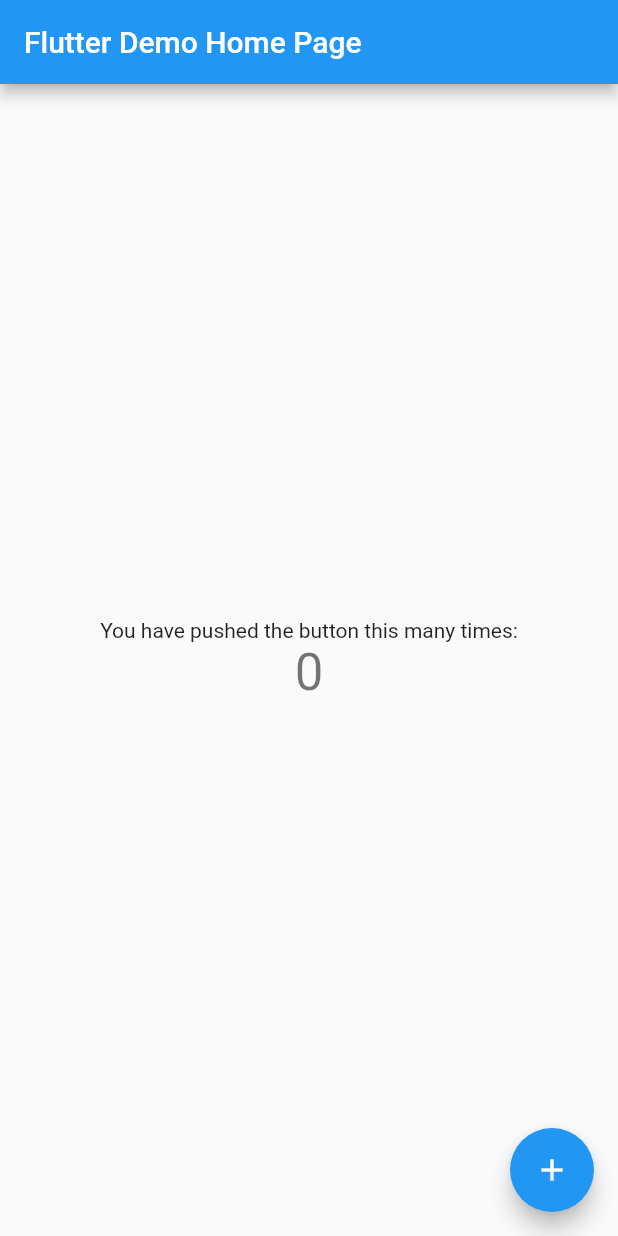
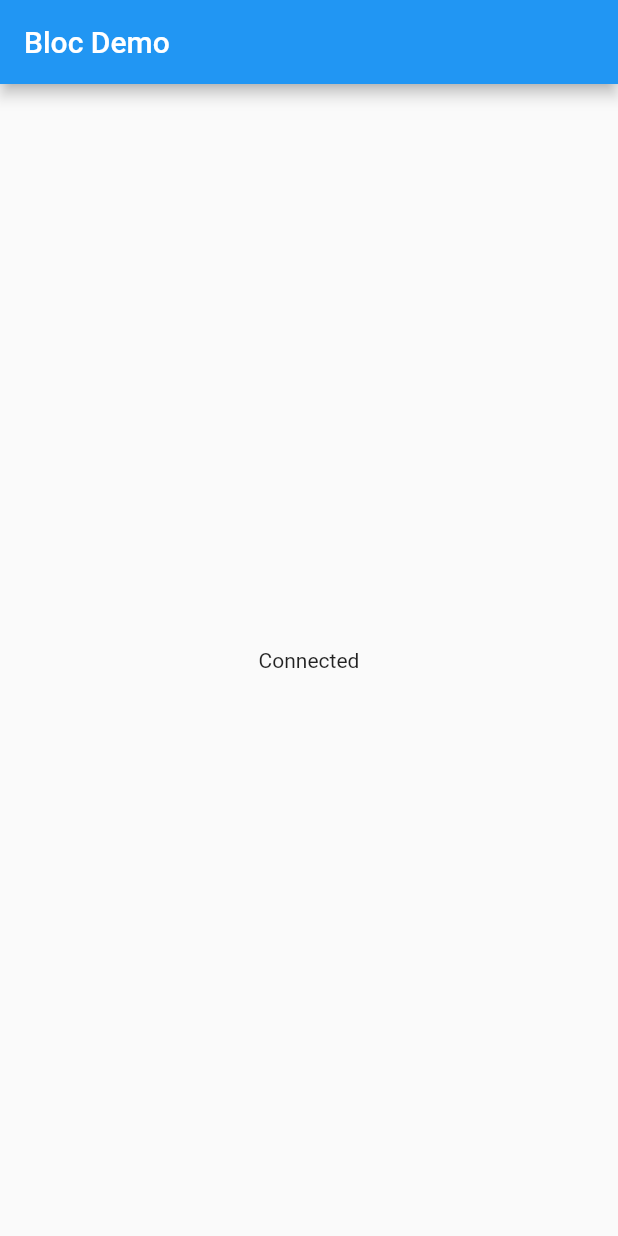
Before and after one commit to Krupal01/bloc_demo, a Flutter app: the screen it shows after launch, on a phone screen of 412 x 824 dp. Run offline on Flutter 3.47's test engine with Material 2 defaults, Android fonts, the phone set to English and light mode, and no system bars; our stand-ins replace connectivity_plus, flutter_bloc.

Commit message:
Simple bloc

```diff
--- /dev/null
+++ b/lib/blocs/internet_bloc/internet_bloc.dart
@@ -0,0 +1,36 @@
+import 'dart:async';
+
+import 'package:bloc_demo/blocs/internet_bloc/internet_event.dart';
+import 'package:bloc_demo/blocs/internet_bloc/internet_state.dart';
+import 'package:connectivity_plus/connectivity_plus.dart';
+import 'package:flutter_bloc/flutter_bloc.dart';
+
+class InternetBloc extends Bloc<InternetEvent, InternetState> {
+  final Connectivity _connectivity = Connectivity();
+  StreamSubscription? connectivitySubscription;
+
+  InternetBloc() : super(InternetInitialState()) {
+    on<InternetLoss>(
+      (event, emit) => emit(InternetLostState()),
+    );
+
+    on<InternetGained>(
+      (event, emit) => emit(InternetGainedState()),
+    );
+
+    connectivitySubscription = _connectivity.onConnectivityChanged.listen((result) {
+      if (result == ConnectivityResult.mobile ||
+          result == ConnectivityResult.wifi) {
+        add(InternetGained());
+      } else {
+        add(InternetLoss());
+      }
+    });
+  }
+
+  @override
+  Future<void> close() {
+    connectivitySubscription?.cancel();
+    return super.close();
+  }
+}
--- /dev/null
+++ b/lib/blocs/internet_bloc/internet_event.dart
@@ -0,0 +1,5 @@
+abstract class InternetEvent{} //  no need of object of internet event so we have to use abstract keyword
+
+class InternetGained extends InternetEvent{}
+
+class InternetLoss extends InternetEvent{}
--- /dev/null
+++ b/lib/blocs/internet_bloc/internet_state.dart
@@ -0,0 +1,7 @@
+abstract class InternetState{}
+
+class InternetInitialState extends InternetState{}
+
+class InternetGainedState extends InternetState{}
+
+class InternetLostState extends InternetState{}
--- a/lib/main.dart
+++ b/lib/main.dart
@@ -1,4 +1,7 @@
+import 'package:bloc_demo/blocs/internet_bloc/internet_bloc.dart';
+import 'package:bloc_demo/blocs/internet_bloc/internet_state.dart';
 import 'package:flutter/material.dart';
+import 'package:flutter_bloc/flutter_bloc.dart';
 
 void main() {
   runApp(const MyApp());
@@ -9,58 +12,41 @@ class MyApp extends StatelessWidget {
 
   @override
   Widget build(BuildContext context) {
-    return MaterialApp(
-      title: 'Flutter Demo',
-      theme: ThemeData(
-        primarySwatch: Colors.blue,
+    return BlocProvider(
+      create: (context) => InternetBloc(),
+      child: MaterialApp(
+        title: 'Flutter Demo',
+        theme: ThemeData(
+          primarySwatch: Colors.blue,
+        ),
+        home: const MyHomePage(),
       ),
-      home: const MyHomePage(title: 'Flutter Demo Home Page'),
     );
   }
 }
 
-class MyHomePage extends StatefulWidget {
-  const MyHomePage({super.key, required this.title});
-
-  final String title;
-
-  @override
-  State<MyHomePage> createState() => _MyHomePageState();
-}
-
-class _MyHomePageState extends State<MyHomePage> {
-  int _counter = 0;
-
-  void _incrementCounter() {
-    setState(() {
-      _counter++;
-    });
-  }
+class MyHomePage extends StatelessWidget {
+  const MyHomePage({super.key});
 
   @override
   Widget build(BuildContext context) {
     return Scaffold(
       appBar: AppBar(
-        title: Text(widget.title),
+        title: const Text("Bloc Demo"),
       ),
       body: Center(
-        child: Column(
-          mainAxisAlignment: MainAxisAlignment.center,
-          children: <Widget>[
-            const Text(
-              'You have pushed the button this many times:',
-            ),
-            Text(
-              '$_counter',
-              style: Theme.of(context).textTheme.headline4,
-            ),
-          ],
+        child: BlocBuilder<InternetBloc, InternetState>(
+          builder: (context, state) {
+            if (state is InternetGainedState) {
+              return const Text("Connected");
+            }
+            else if(state is InternetLostState){
+              return const Text("lost connection");
+            }else{
+              return const Text("Loading...");
+            }
+          },
         ),
-      ),
-      floatingActionButton: FloatingActionButton(
-        onPressed: _incrementCounter,
-        tooltip: 'Increment',
-        child: const Icon(Icons.add),
       ),
     );
   }
--- a/pubspec.yaml
+++ b/pubspec.yaml
@@ -31,6 +31,8 @@ environment:
 dependencies:
   flutter:
     sdk: flutter
+  flutter_bloc: ^8.1.1
+  connectivity_plus: ^2.3.8
 
 
   # The following adds the Cupertino Icons font to your application.
```
Also changed, not shown: pubspec.lock, 3 other files.
